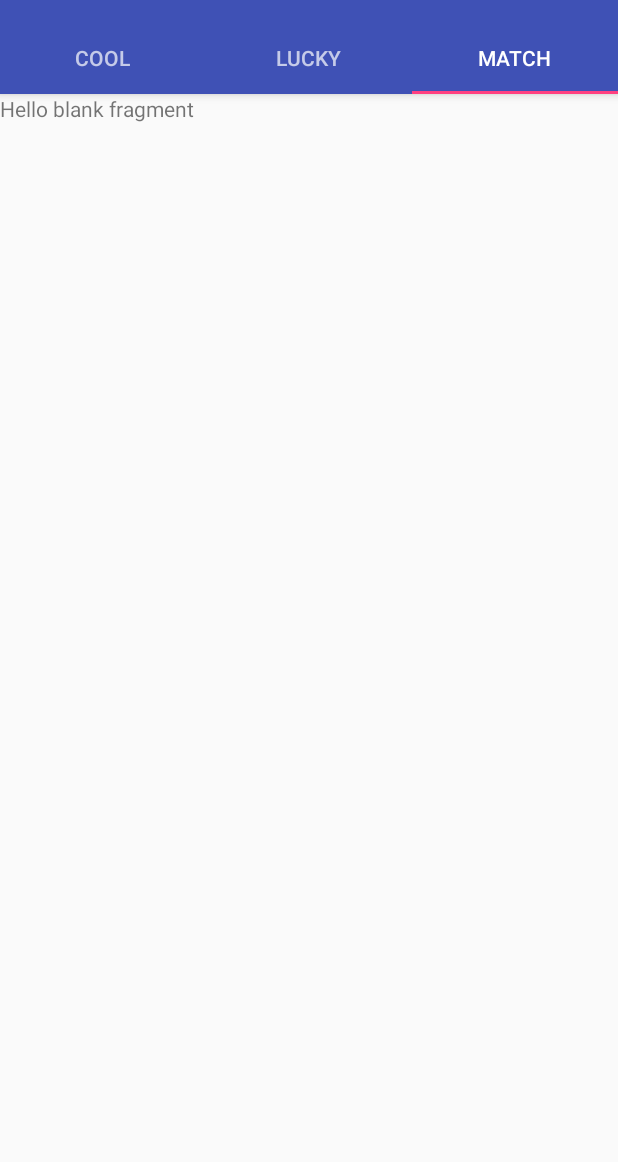
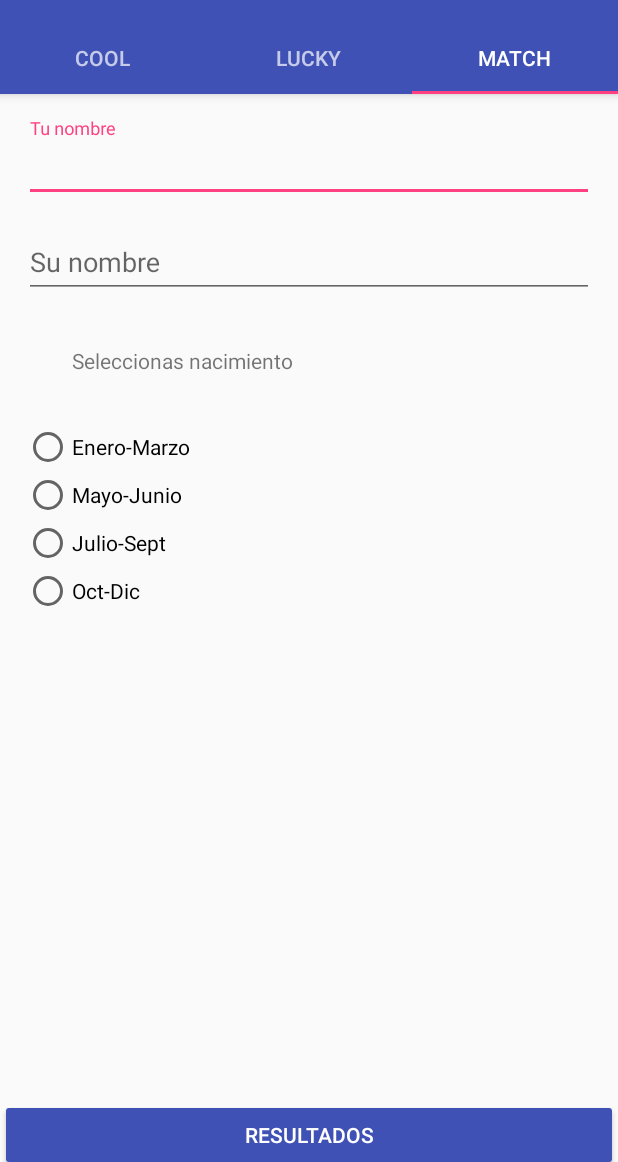
Before and after one commit to Maiclear/ShrinkQuizz, an Android app: the screen it shows after launch (MainActivity), tab 3 chosen, on a phone screen of 412 x 824 dp, the part 74-1236 px from its top. Run offline under Robolectric (Android 15) with nearby library versions, the phone set to English and light mode, and no system bars.

Commit message:
ADD: match fragment working

```diff
--- a/app/src/main/res/layout/fragment_match.xml
+++ b/app/src/main/res/layout/fragment_match.xml
@@ -1,13 +1,87 @@
-<FrameLayout xmlns:android="http://schemas.android.com/apk/res/android"
+<LinearLayout xmlns:android="http://schemas.android.com/apk/res/android"
     xmlns:tools="http://schemas.android.com/tools"
     android:layout_width="match_parent"
     android:layout_height="match_parent"
+    android:orientation="vertical"
     tools:context="com.desafiolatam.shrinkquizz.views.MatchFragment">
 
-    <!-- TODO: Update blank fragment layout -->
-    <TextView
+    <LinearLayout
         android:layout_width="match_parent"
-        android:layout_height="match_parent"
-        android:text="@string/hello_blank_fragment" />
+        android:layout_height="wrap_content"
+        android:orientation="vertical"
+        android:padding="@dimen/activity_horizontal_margin">
 
-</FrameLayout>
+        <android.support.design.widget.TextInputLayout
+            android:layout_width="match_parent"
+            android:layout_height="wrap_content"
+            android:hint="Tu nombre">
+
+           <android.support.design.widget.TextInputEditText
+               android:id="@+id/userName"
+               android:layout_width="match_parent"
+               android:layout_height="wrap_content"
+               android:layout_marginBottom="8dp"/>
+
+        </android.support.design.widget.TextInputLayout>
+
+        <android.support.design.widget.TextInputLayout
+            android:layout_width="match_parent"
+            android:layout_height="wrap_content"
+            android:hint="Su nombre">
+
+            <android.support.design.widget.TextInputEditText
+                android:id="@+id/loverName"
+                android:layout_width="match_parent"
+                android:layout_height="wrap_content"
+                />
+
+        </android.support.design.widget.TextInputLayout>
+
+        <TextView
+            android:layout_width="match_parent"
+            android:layout_height="wrap_content"
+            android:layout_margin="24dp"
+            android:padding="8dp"
+            android:text="Seleccionas nacimiento"/>
+
+        <RadioGroup
+            android:id="@+id/quarterRg"
+            android:layout_width="match_parent"
+            android:layout_height="wrap_content">
+
+            <RadioButton
+                android:text="@string/first_quarter"
+                android:layout_width="match_parent"
+                android:layout_height="wrap_content" />
+            <RadioButton
+                android:text="@string/second_quarter"
+                android:layout_width="match_parent"
+                android:layout_height="wrap_content" />
+            <RadioButton
+                android:text="@string/third_quarter"
+                android:layout_width="match_parent"
+                android:layout_height="wrap_content" />
+            <RadioButton
+                android:text="@string/fourth_quarter"
+                android:layout_width="match_parent"
+                android:layout_height="wrap_content" />
+
+        </RadioGroup>
+
+
+
+
+    </LinearLayout>
+
+    <RelativeLayout
+        android:layout_weight="1"
+        android:layout_width="match_parent"
+        android:layout_height="0dp"
+        android:paddingBottom="50dp">
+
+        <include layout="@layout/result_btn"/>
+
+    </RelativeLayout>
+
+
+</LinearLayout>
--- a/app/src/main/res/values/strings.xml
+++ b/app/src/main/res/values/strings.xml
@@ -9,4 +9,17 @@
     <string name="cool">Cool</string>
     <string name="lucky">Lucky</string>
     <string name="match">Match</string>
+
+
+    <string name="first_quarter">Enero-Marzo</string>
+    <string name="second_quarter">Mayo-Junio</string>
+    <string name="third_quarter">Julio-Sept</string>
+    <string name="fourth_quarter">Oct-Dic</string>
+
+    <string-array name="quarters_array">
+        <item>@string/first_quarter</item>
+        <item>@string/second_quarter</item>
+        <item>@string/third_quarter</item>
+        <item>@string/fourth_quarter</item>
+    </string-array>
 </resources>
```
Also changed, not shown: app/src/main/java/com/desafiolatam/shrinkquizz/data/MatchAnswer.java (added, +36 -0 lines), app/src/main/java/com/desafiolatam/shrinkquizz/data/MatchResult.java (added, +73 -0 lines), app/src/main/java/com/desafiolatam/shrinkquizz/views/MatchFragment.java (+56 -0 lines).
